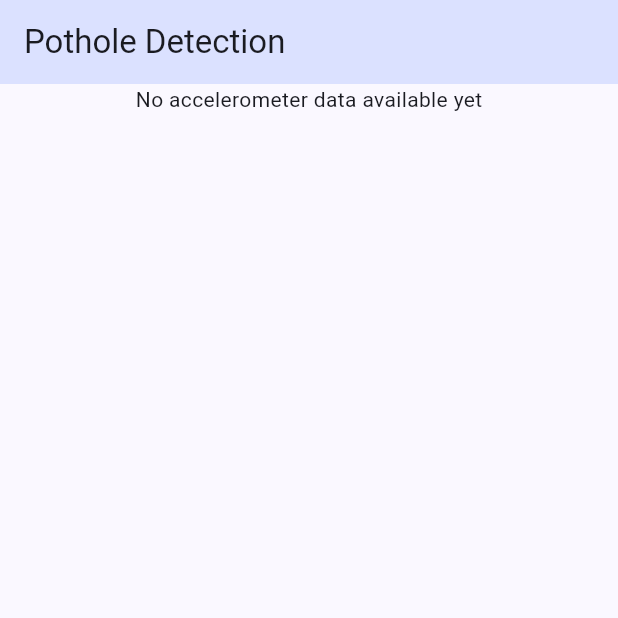
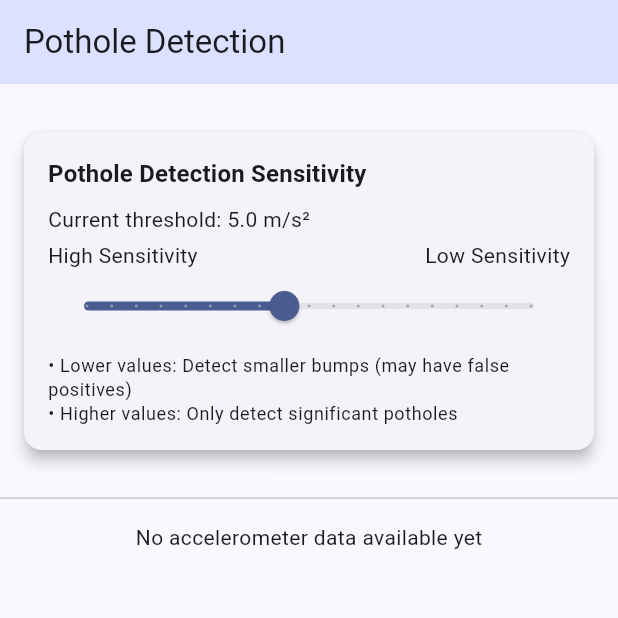
Before and after one commit to matejrupnik/breakpoint, a Flutter app: the screen it shows after launch, on a phone screen of 412 x 824 dp, the top half of it. Run offline on Flutter 3.47's test engine with Material 3 defaults, Android fonts, the phone set to English and light mode, and no system bars; our stand-ins replace fl_chart, sensors_plus.

Commit message:
feat: UI slider for detection sensitivity

```diff
--- a/breakpoint_mobile/lib/providers/accelerometer_provider.dart
+++ b/breakpoint_mobile/lib/providers/accelerometer_provider.dart
@@ -14,7 +14,14 @@ class AccelerometerProvider with ChangeNotifier {
 
   // Pothole detection threshold (in m/s²)
   // Significant vertical acceleration change indicates a pothole
-  final double _potholeThreshold = 5.0;
+  double _potholeThreshold = 5.0;
+
+  // Getter and setter for pothole threshold
+  double get potholeThreshold => _potholeThreshold;
+  set potholeThreshold(double value) {
+    _potholeThreshold = value;
+    notifyListeners();
+  }
 
   // Flag to track if a pothole was detected
   bool _potholeDetected = false;
--- a/breakpoint_mobile/lib/screens/home_screen.dart
+++ b/breakpoint_mobile/lib/screens/home_screen.dart
@@ -4,6 +4,7 @@ import '../providers/accelerometer_provider.dart';
 import '../services/sensor_service.dart';
 import '../widgets/accelerometer_chart.dart';
 import '../widgets/pothole_detection_banner.dart';
+import '../widgets/sensitivity_control.dart';
 
 class HomeScreen extends StatelessWidget {
   final String title;
@@ -32,7 +33,22 @@ class HomeScreen extends StatelessWidget {
         ),
         body: Stack(
           children: [
-            SingleChildScrollView(child: AccelerometerChart()),
+            SingleChildScrollView(
+              child: Column(
+                mainAxisAlignment: MainAxisAlignment.center,
+                children: [
+                  const SizedBox(height: 16),
+
+                  // Add the sensitivity control widget
+                  const SensitivityControl(),
+
+                  const SizedBox(height: 8),
+                  const Divider(),
+                  const SizedBox(height: 8),
+                  const AccelerometerChart(),
+                ],
+              ),
+            ),
             // Pothole detection banner that shows when a pothole is detected
             Positioned(
               bottom: 16,
--- /dev/null
+++ b/breakpoint_mobile/lib/widgets/sensitivity_control.dart
@@ -0,0 +1,62 @@
+import 'package:flutter/material.dart';
+import 'package:provider/provider.dart';
+import '../providers/accelerometer_provider.dart';
+
+class SensitivityControl extends StatelessWidget {
+  const SensitivityControl({Key? key}) : super(key: key);
+
+  @override
+  Widget build(BuildContext context) {
+    return Consumer<AccelerometerProvider>(
+      builder: (context, provider, child) {
+        return Card(
+          elevation: 4,
+          margin: const EdgeInsets.all(16),
+          child: Padding(
+            padding: const EdgeInsets.all(16.0),
+            child: Column(
+              crossAxisAlignment: CrossAxisAlignment.start,
+              children: [
+                Text(
+                  'Pothole Detection Sensitivity',
+                  style: Theme.of(context).textTheme.titleMedium?.copyWith(
+                    fontWeight: FontWeight.bold,
+                  ),
+                ),
+                const SizedBox(height: 8),
+                Text(
+                  'Current threshold: ${provider.potholeThreshold.toStringAsFixed(1)} m/s²',
+                  style: Theme.of(context).textTheme.bodyMedium,
+                ),
+                const SizedBox(height: 4),
+                Row(
+                  children: const [
+                    Text('High Sensitivity'),
+                    Spacer(),
+                    Text('Low Sensitivity'),
+                  ],
+                ),
+                Slider(
+                  value: provider.potholeThreshold,
+                  min: 1.0,
+                  max: 10.0,
+                  divisions: 18,
+                  label: provider.potholeThreshold.toStringAsFixed(1),
+                  onChanged: (value) {
+                    provider.potholeThreshold = value;
+                  },
+                ),
+                const SizedBox(height: 8),
+                Text(
+                  '• Lower values: Detect smaller bumps (may have false positives)\n'
+                  '• Higher values: Only detect significant potholes',
+                  style: Theme.of(context).textTheme.bodySmall,
+                ),
+              ],
+            ),
+          ),
+        );
+      },
+    );
+  }
+}
```
